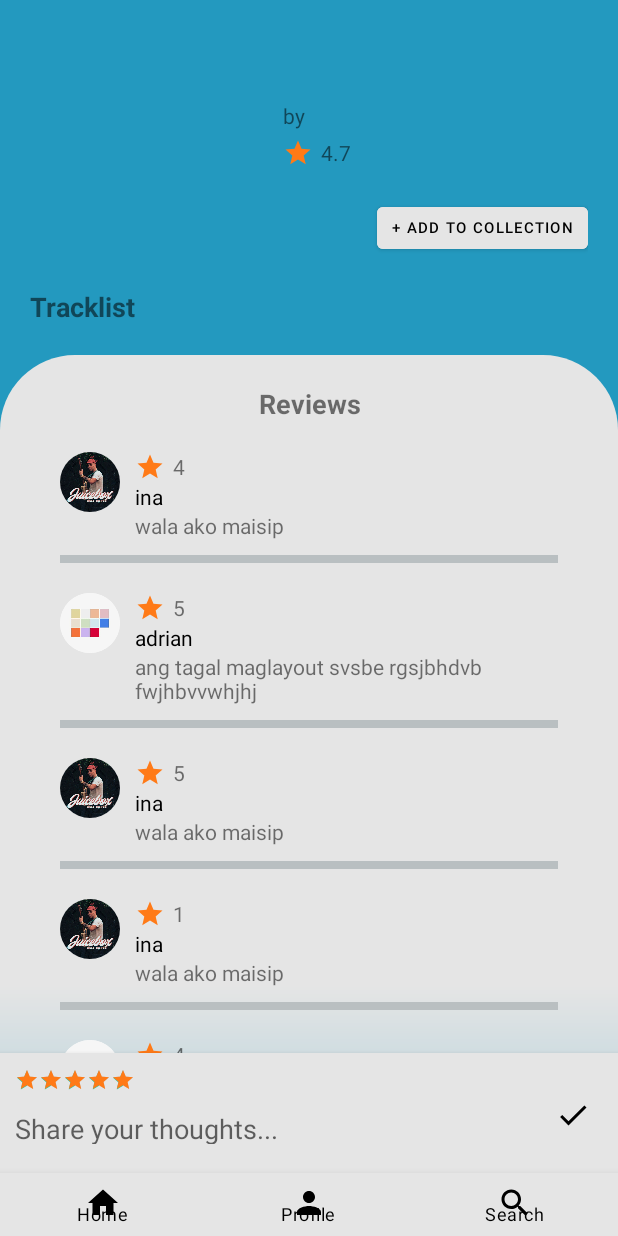
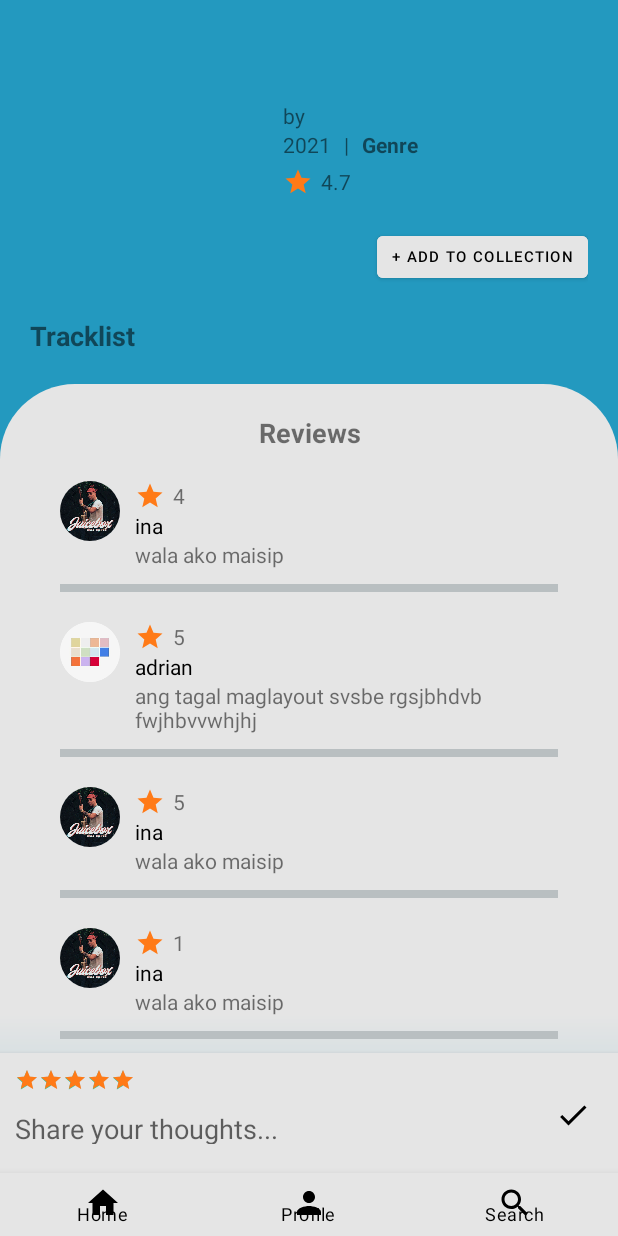
Before and after one commit to AdrianDonato/RecordNest, an Android app: the AlbumProfileActivity screen opened directly, with no data from a screen before it, on a phone screen of 412 x 824 dp. Run offline under Robolectric (Android 15) with nearby library versions, the phone set to English and light mode, and no system bars; our stand-ins replace Firebase (no records; nobody signed in at launch, a user with empty details on screens opened directly); 5 statements that could not run were skipped.

Commit message:
user collection

```diff
--- a/app/src/main/res/layout/activity_album_profile.xml
+++ b/app/src/main/res/layout/activity_album_profile.xml
@@ -76,6 +76,32 @@
                             android:layout_height="wrap_content"
                             android:text="Album artist" />
 
+
+                    </LinearLayout>
+
+                    <LinearLayout
+                        android:layout_width="wrap_content"
+                        android:layout_height="wrap_content"
+                        android:orientation="horizontal">
+
+                        <TextView
+                            android:id="@+id/tv_album_year"
+                            android:layout_width="wrap_content"
+                            android:layout_height="wrap_content"
+                            android:text="2021"/>
+
+                        <TextView
+                            android:layout_width="wrap_content"
+                            android:layout_height="wrap_content"
+                            android:paddingHorizontal="5dp"
+                            android:text=" | "/>
+
+                        <TextView
+                            android:id="@+id/tv_album_genre"
+                            android:layout_width="wrap_content"
+                            android:layout_height="wrap_content"
+                            android:text="Genre"
+                            android:textStyle="bold"/>
                     </LinearLayout>
 
                     <LinearLayout
```
